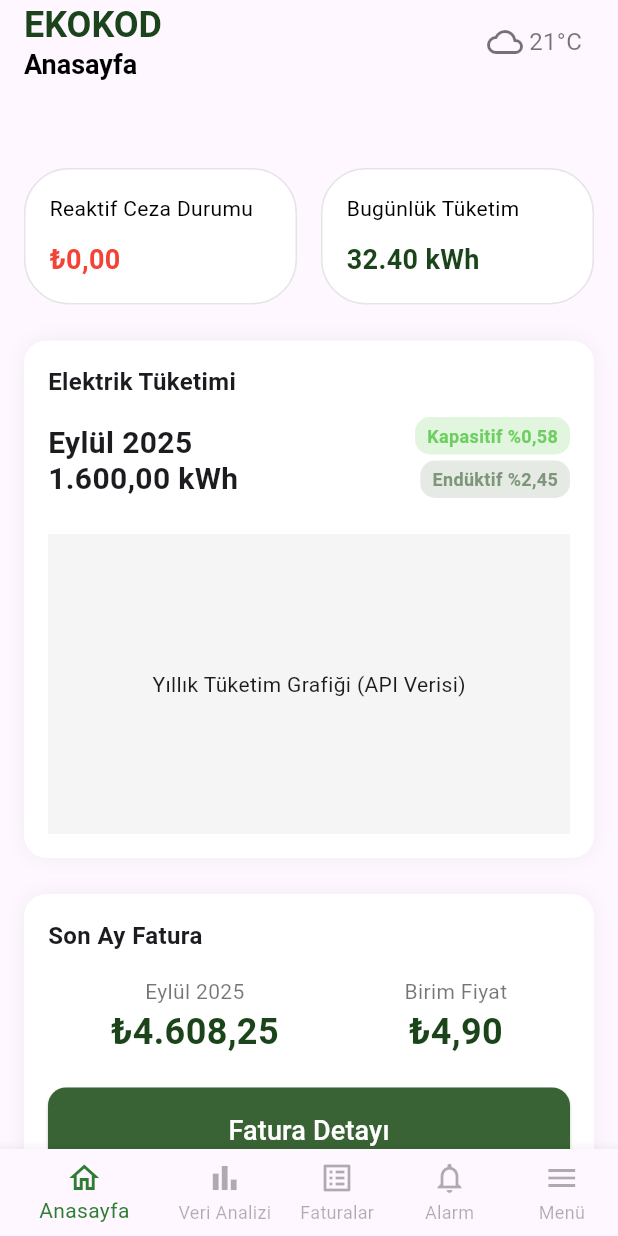
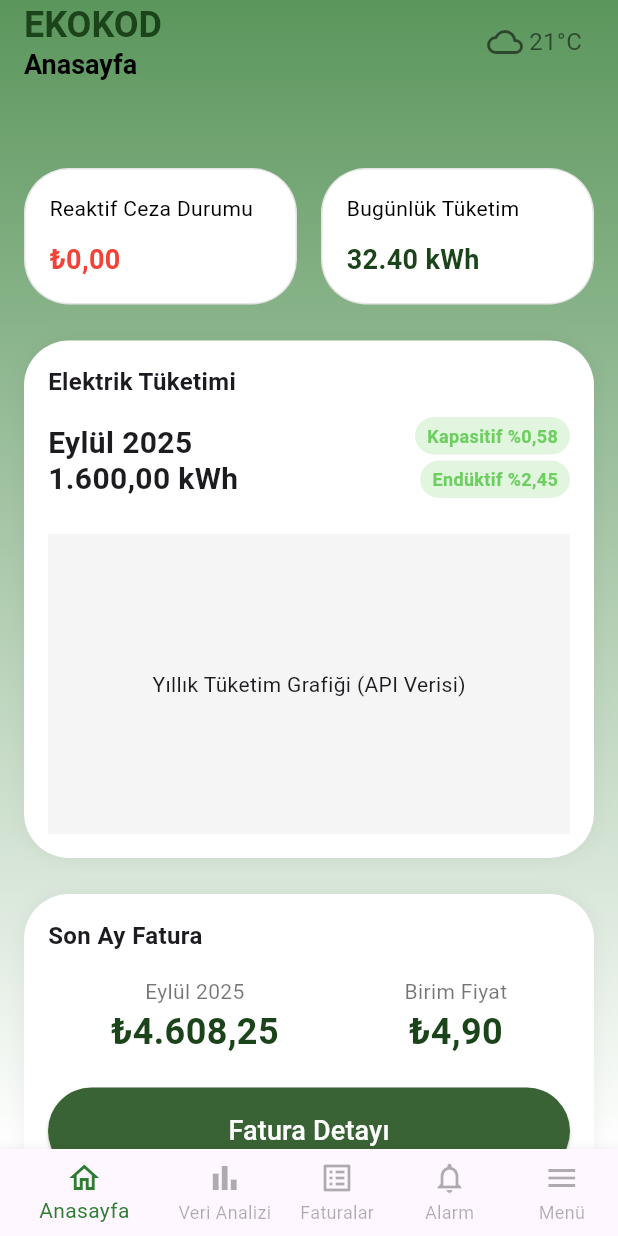
Before and after one commit to htcesyl/ekokod_mobile_app, a Flutter app: the HomePage screen opened by its route, on a phone screen of 412 x 824 dp. Run offline on Flutter 3.47's test engine with Material 3 defaults, Android fonts, the phone set to English and light mode, and no system bars; our stand-ins replace font_awesome_flutter, go_router.

Commit message:
home page background added

```diff
--- a/ekokod_mobile_app/lib/presentation/home/pages/home_page.dart
+++ b/ekokod_mobile_app/lib/presentation/home/pages/home_page.dart
@@ -1,53 +1,41 @@
 import 'package:flutter/material.dart';
+import '../../../core/constants/app_themes.dart';
 import 'package:ekokod_mobile_app/presentation/shared_widgets/main_bottom_navbar.dart';
 import 'package:ekokod_mobile_app/presentation/shared_widgets/data_summary_card.dart';
 import 'package:ekokod_mobile_app/presentation/shared_widgets/app_bar.dart';
-// DEMAND metrikleri için
 
-// HomePage bir StatelessWidget'tır. Durum yönetimi Cubit'te kalacağı için UI 'durumsuz'dur.
 class HomePage extends StatelessWidget {
   const HomePage({super.key});
 
   @override
   Widget build(BuildContext context) {
-    // Scaffold: Sayfanın temel çerçevesini (AppBar, Body, BottomBar) oluşturur.
-    return Scaffold(
-      appBar: const CustomAppBar(
-        pageTitle: 'Anasayfa', // ⬅️ Zorunlu parametre 1: Sayfa adı
-        weatherData: '21°C', // ⬅️ Zorunlu parametre 2: Hava durumu yer tutucusu
-      ),
-      // 1. AppBar: Başlık, "Anasayfa" yazısı ve hava durumu ikonunu içerir.
+    return Container(
+      decoration: const BoxDecoration(gradient: secondBackgroundGradient),
+      child: Scaffold(
+        backgroundColor: Colors.transparent,
 
-      // 2. BottomNavigationBar: Uygulama genelinde sabit kalan alt menü.
-      // selectedIndex: 0, Anasayfa sekmesinin seçili olduğunu belirtir.
+        appBar: const CustomAppBar(pageTitle: 'Anasayfa', weatherData: '21°C'),
+
         bottomNavigationBar: const MainBottomNavBar(selectedIndex: 0),
 
-      // 3. Body: Tüm içeriğin kaydırılabilir olması için SingleChildScrollView kullanılır.
         body: SingleChildScrollView(
           padding: const EdgeInsets.all(16.0),
           child: Column(
-          // İçerikleri sol tarafa hizalar.
             crossAxisAlignment: CrossAxisAlignment.start,
             children: <Widget>[
-            // BÖLÜM 1: Reaktif Ceza Durumu ve Bugünlük Tüketim (Yan Yana Kartlar)
               _buildSummaryCards(context),
-
-            const SizedBox(height: 24), // Bölümler arası dikey boşluk
-            // BÖLÜM 2: Elektrik Tüketimi Grafiği (Yıllık Tüketim)
-            _buildElectricityConsumptionChart(context),
-
               const SizedBox(height: 24),
 
-            // BÖLÜM 3: Son Ay Fatura Özeti ve Butonu
-            _buildLastMonthBillSummary(context),
-
+              _buildElectricityConsumptionChart(context),
               const SizedBox(height: 24),
 
-            // BÖLÜM 4: DEMAND Güç Özeti ve Göstergesi
+              _buildLastMonthBillSummary(context),
+              const SizedBox(height: 24),
+
               _buildDemandSummary(context),
-
               const SizedBox(height: 24),
             ],
+          ),
         ),
       ),
     );
@@ -57,26 +45,22 @@ class HomePage extends StatelessWidget {
   // YARDIMCI METOTLAR
   // ***************************************************************
 
-  // 1. AppBar Oluşturma Metodu
-
-  // 2. Özet Kartları (Reaktif Ceza / Bugünlük Tüketim) Metodu
   Widget _buildSummaryCards(BuildContext context) {
     return const Row(
       children: [
-        // 1. Kart: Reaktif Ceza Durumu (Para Birimi Olduğu İçin Rengi Kırmızı Olacak)
         Expanded(
           child: DataSummaryCard(
             title: 'Reaktif Ceza Durumu',
-            value: '₺0,00', // API'den gelene kadar yer tutucu
+            value: '₺0,00',
             isCurrency: true,
           ),
         ),
         SizedBox(width: 16),
-        // 2. Kart: Bugünlük Tüketim (Enerji Birimi Olduğu İçin Koyu Yeşil Olacak)
+
         Expanded(
           child: DataSummaryCard(
             title: 'Bugünlük Tüketim',
-            value: '32.40 kWh', // API'den gelene kadar yer tutucu
+            value: '32.40 kWh',
             isCurrency: false,
           ),
         ),
@@ -90,7 +74,7 @@ class HomePage extends StatelessWidget {
     return Container(
       decoration: BoxDecoration(
         color: Colors.white,
-        borderRadius: BorderRadius.circular(15),
+        borderRadius: BorderRadius.circular(30),
         boxShadow: [
           BoxShadow(color: Colors.black.withOpacity(0.05), blurRadius: 10),
         ],
@@ -117,7 +101,7 @@ class HomePage extends StatelessWidget {
                   height: 1.2,
                 ),
               ),
-              // Kapasitif ve Endüktif Etiketler (Küçük Yüzde Değerleri)
+              // Kapasitif ve Endüktif Etiketler
               Column(
                 crossAxisAlignment: CrossAxisAlignment.end,
                 children: [
@@ -129,7 +113,7 @@ class HomePage extends StatelessWidget {
                   _buildConsumptionTag(
                     'Endüktif',
                     '%2,45',
-                    const Color(0xFF7D967A),
+                    const Color(0xFF6DCF60),
                   ),
                 ],
               ),
@@ -137,7 +121,7 @@ class HomePage extends StatelessWidget {
           ),
           const SizedBox(height: 20),
 
-          // GRAFİK ALANI (Gerçek grafik bileşeni burada kullanılacaktır - Örn: fl_chart)
+          // GRAFİK ALANI () fl_chart)
           Container(
             height: 200,
             color: Colors.grey[100],
@@ -150,14 +134,13 @@ class HomePage extends StatelessWidget {
     );
   }
 
-  // YARDIMCI WIDGET: Kapasitif/Endüktif Yüzde Etiketi
   Widget _buildConsumptionTag(String label, String value, Color color) {
     return Container(
       margin: const EdgeInsets.only(bottom: 4),
       padding: const EdgeInsets.symmetric(horizontal: 8, vertical: 4),
       decoration: BoxDecoration(
         color: color.withOpacity(0.2), // Hafif arka plan rengi
-        borderRadius: BorderRadius.circular(10),
+        borderRadius: BorderRadius.circular(41),
       ),
       child: Text(
         '$label $value',
@@ -175,7 +158,7 @@ class HomePage extends StatelessWidget {
     return Container(
       decoration: BoxDecoration(
         color: Colors.white,
-        borderRadius: BorderRadius.circular(15),
+        borderRadius: BorderRadius.circular(30),
         boxShadow: [
           BoxShadow(color: Colors.black.withOpacity(0.05), blurRadius: 10),
         ],
@@ -237,7 +220,7 @@ class HomePage extends StatelessWidget {
                 backgroundColor: const Color(0xFF396334),
                 padding: const EdgeInsets.symmetric(vertical: 16),
                 shape: RoundedRectangleBorder(
-                  borderRadius: BorderRadius.circular(12),
+                  borderRadius: BorderRadius.circular(41),
                 ),
               ),
               child: const Text(
@@ -256,7 +239,7 @@ class HomePage extends StatelessWidget {
     return Container(
       decoration: BoxDecoration(
         color: Colors.white,
-        borderRadius: BorderRadius.circular(15),
+        borderRadius: BorderRadius.circular(30),
         boxShadow: [
           BoxShadow(color: Colors.black.withOpacity(0.05), blurRadius: 10),
         ],
@@ -278,7 +261,6 @@ class HomePage extends StatelessWidget {
           ),
           const SizedBox(height: 16),
 
-          // Progress Bar (Görseldeki renkli çubuk - ProgressIndicator kullanılır)
           LinearProgressIndicator(
             value:
                 0.8, // API'den gelen Demand oranına göre doluluk (0.0 ile 1.0 arası)
@@ -295,7 +277,6 @@ class HomePage extends StatelessWidget {
           const Row(
             mainAxisAlignment: MainAxisAlignment.spaceBetween,
             children: [
-              // Shared Widget kullanılıyor
               DemandMetricWidget(
                 label: 'Demand',
                 value: '84 kW',
```
Lines whose indentation alone changed are shown as unchanged.
